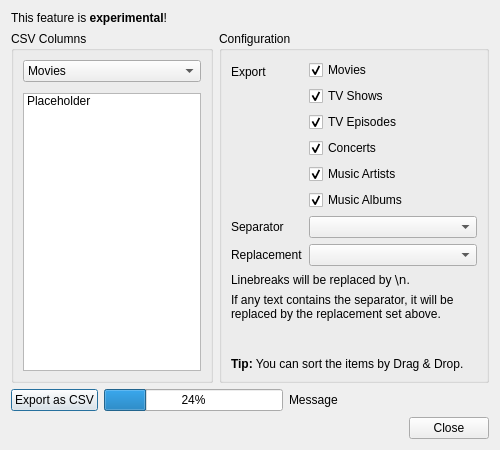
Old version of the form src/ui/export/CsvExportDialog.ui in the repository Komet/MediaElch.
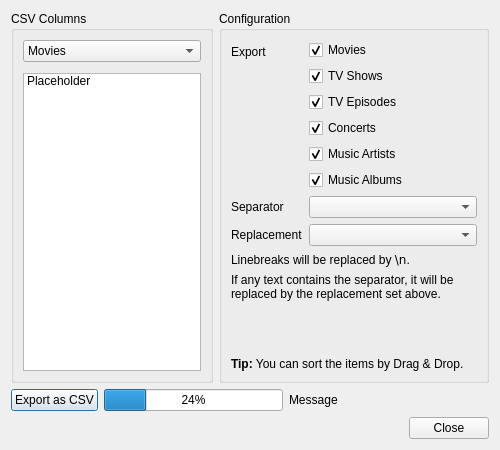
New version of the form. Custom widgets are drawn as their Qt base class.

Commit message:
[Export] Add dropdown menu for CSV/HTML export
Make it possible to open the now stable CSV exporter from the UI.

```diff
--- a/src/ui/export/CsvExportDialog.ui
+++ b/src/ui/export/CsvExportDialog.ui
@@ -14,19 +14,6 @@
    <string>CSV Export</string>
   </property>
   <layout class="QVBoxLayout" name="verticalLayout">
-   <item>
-    <widget class="QLabel" name="lblIntro">
-     <property name="text">
-      <string>&lt;html&gt;&lt;head/&gt;&lt;body&gt;&lt;p&gt;This feature is &lt;span style=&quot; font-weight:600;&quot;&gt;experimental&lt;/span&gt;!&lt;/p&gt;&lt;/body&gt;&lt;/html&gt;</string>
-     </property>
-     <property name="textFormat">
-      <enum>Qt::RichText</enum>
-     </property>
-     <property name="wordWrap">
-      <bool>true</bool>
-     </property>
-    </widget>
-   </item>
    <item>
     <layout class="QHBoxLayout" name="layoutSettings" stretch="3,4">
      <item>
```
The commit also changes 6 other files.
